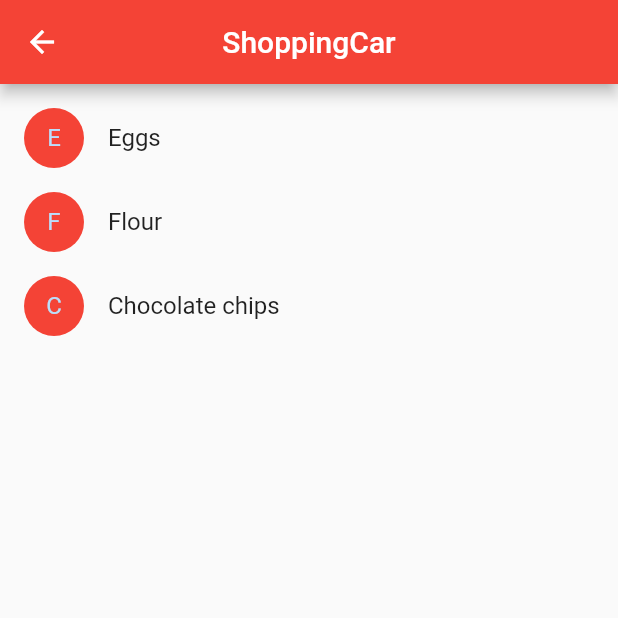
After one commit to intererting/FlutterDemo, a Flutter app: the ShoppingList screen opened by its route, on a phone screen of 412 x 824 dp, the top half of it. The commit adds this screen. Run offline on Flutter 3.47's test engine with Material 2 defaults, Android fonts, the phone set to English and light mode, and no system bars.

Commit message:
commit 1

```diff
--- /dev/null
+++ b/lib/common_title_bar.dart
@@ -0,0 +1,29 @@
+import 'package:flutter/material.dart';
+
+class CommonTitleBar extends StatelessWidget {
+  CommonTitleBar({this.title, this.body});
+
+  final String title;
+  final Widget body;
+
+  @override
+  Widget build(BuildContext context) {
+    return MaterialApp(
+        theme: ThemeData(
+          primaryColor: Colors.red,
+        ),
+        debugShowCheckedModeBanner: false,
+        home: Scaffold(
+          appBar: AppBar(
+            leading: IconButton(
+                icon: Icon(Icons.arrow_back),
+                onPressed: () {
+                  Navigator.of(context).pop();
+                }),
+            title: Text(title),
+            centerTitle: true,
+          ),
+          body: body,
+        ));
+  }
+}
--- a/lib/constants.dart
+++ b/lib/constants.dart
@@ -1,2 +1,3 @@
 const Route_Test_Page = '/test_page';
 const Route_ListView_1 = '/listview_1';
+const Route_Shopping_Car = '/shopping_car';
--- a/lib/home.dart
+++ b/lib/home.dart
@@ -2,7 +2,7 @@ import 'package:flutter/material.dart';
 import 'package:flutter_demo/constants.dart';
 
 class Home extends StatelessWidget {
-  final _titles = <String>['ListView_1', 'TestPage'];
+  final _titles = <String>['ListView_1', 'TestPage','ShoppingCar'];
   final _font = const TextStyle(fontSize: 18.0);
 
   @override
@@ -45,6 +45,9 @@ class Home extends StatelessWidget {
               case 1:
                 Navigator.of(context).pushNamed(Route_Test_Page);
                 break;
+              case 2:
+                Navigator.of(context).pushNamed(Route_Shopping_Car);
+                break;
             }
           },
         ),
--- a/lib/main.dart
+++ b/lib/main.dart
@@ -2,6 +2,7 @@ import 'package:flutter/material.dart';
 import 'package:flutter_demo/constants.dart';
 import 'package:flutter_demo/home.dart';
 import 'package:flutter_demo/ui_exe/listview_1.dart';
+import 'package:flutter_demo/ui_exe/shoping_car.dart';
 import 'package:flutter_demo/ui_exe/test_page.dart';
 
 void main() => runApp(new MyApp());
@@ -16,7 +17,8 @@ class MyApp extends StatelessWidget {
       home: new Home(),
       routes: <String, WidgetBuilder>{
         Route_ListView_1: (BuildContext context) => new ListView_1(),
-        Route_Test_Page: (BuildContext context) => new TestPage()
+        Route_Test_Page: (BuildContext context) => new TestPage(),
+        Route_Shopping_Car: (BuildContext context) => new ShoppingList()
       },
     );
   }
--- /dev/null
+++ b/lib/ui_exe/shoping_car.dart
@@ -0,0 +1,109 @@
+import 'package:flutter/material.dart';
+import 'package:flutter_demo/common_title_bar.dart';
+
+class ShoppingList extends StatefulWidget {
+  @override
+  _ShoppingListState createState() => _ShoppingListState();
+}
+
+class _ShoppingListState extends State<ShoppingList> {
+  @override
+  Widget build(BuildContext context) {
+    return CommonTitleBar(
+      title: 'ShoppingCar',
+      body: _initBody(),
+    );
+  }
+
+  Widget _initBody() {
+    return ShoppingListView(
+      products: <Product>[
+        new Product(name: 'Eggs'),
+        new Product(name: 'Flour'),
+        new Product(name: 'Chocolate chips'),
+      ],
+    );
+  }
+}
+
+class Product {
+  Product({this.name});
+
+  final String name;
+}
+
+typedef void CartChangedCallback(Product product, bool inCart);
+
+class ShoppingListItem extends StatelessWidget {
+  final Product product;
+  final bool inCart;
+  final CartChangedCallback onCartChanged;
+
+  ShoppingListItem({this.product, this.inCart, this.onCartChanged});
+
+  Color _getColor(BuildContext context) {
+    return inCart ? Colors.blue : Theme.of(context).primaryColor;
+  }
+
+  TextStyle _getTextStyle(BuildContext context) {
+    if (!inCart) return null;
+
+    return new TextStyle(
+      color: Colors.blue,
+      decoration: TextDecoration.lineThrough,
+    );
+  }
+
+  @override
+  Widget build(BuildContext context) {
+    return new ListTile(
+      onTap: () {
+        onCartChanged(product, inCart);
+      },
+      leading: CircleAvatar(
+        backgroundColor: _getColor(context),
+        child: Text(product.name[0]),
+      ),
+      title: Text(
+        product.name,
+        style: _getTextStyle(context),
+      ),
+    );
+  }
+}
+
+class ShoppingListView extends StatefulWidget {
+  final List<Product> products;
+
+  ShoppingListView({Key key, this.products}) : super(key: key);
+
+  @override
+  _ShoppingListViewState createState() => _ShoppingListViewState();
+}
+
+class _ShoppingListViewState extends State<ShoppingListView> {
+  Set<Product> _shoppingCart = new Set<Product>();
+
+  @override
+  Widget build(BuildContext context) {
+    return new ListView(
+      padding: new EdgeInsets.symmetric(vertical: 8.0),
+      children: widget.products.map((Product product) {
+        return new ShoppingListItem(
+          product: product,
+          inCart: _shoppingCart.contains(product),
+          onCartChanged: _handleCartChanged,
+        );
+      }).toList(),
+    );
+  }
+
+  void _handleCartChanged(Product product, bool inCart) {
+    setState(() {
+      if (!inCart)
+        _shoppingCart.add(product);
+      else
+        _shoppingCart.remove(product);
+    });
+  }
+}
```
Also changed, not shown: lib/ui_exe/test_page.dart (+134 -1 lines), lib/dart_exe/Test.dart (added).
